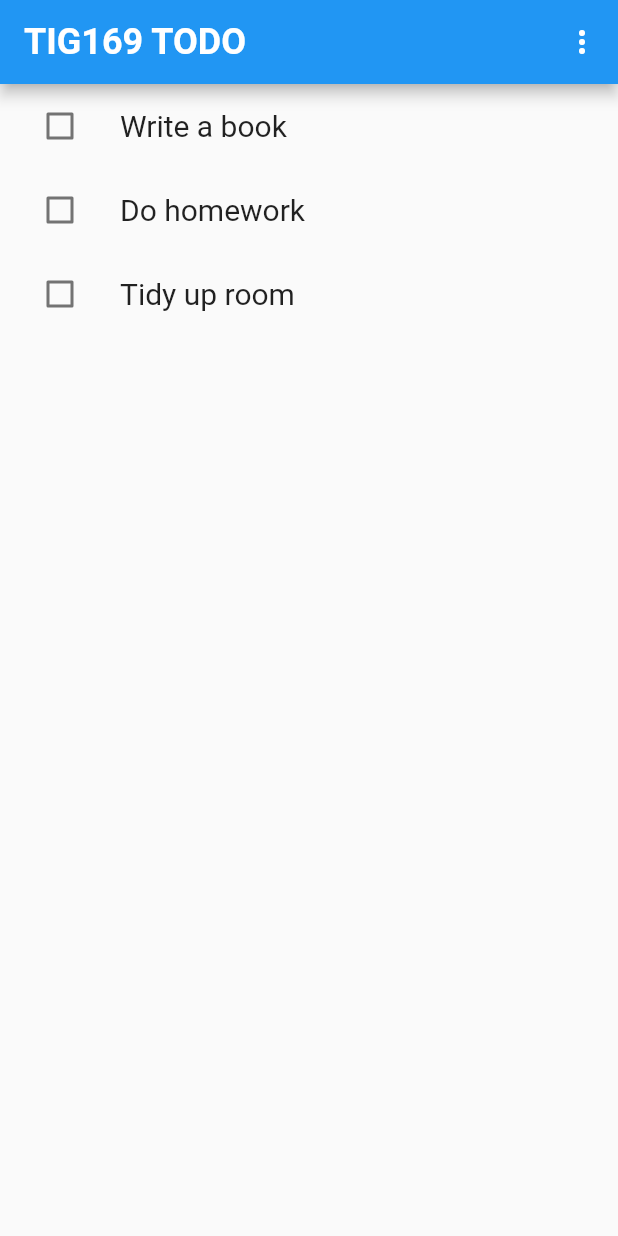
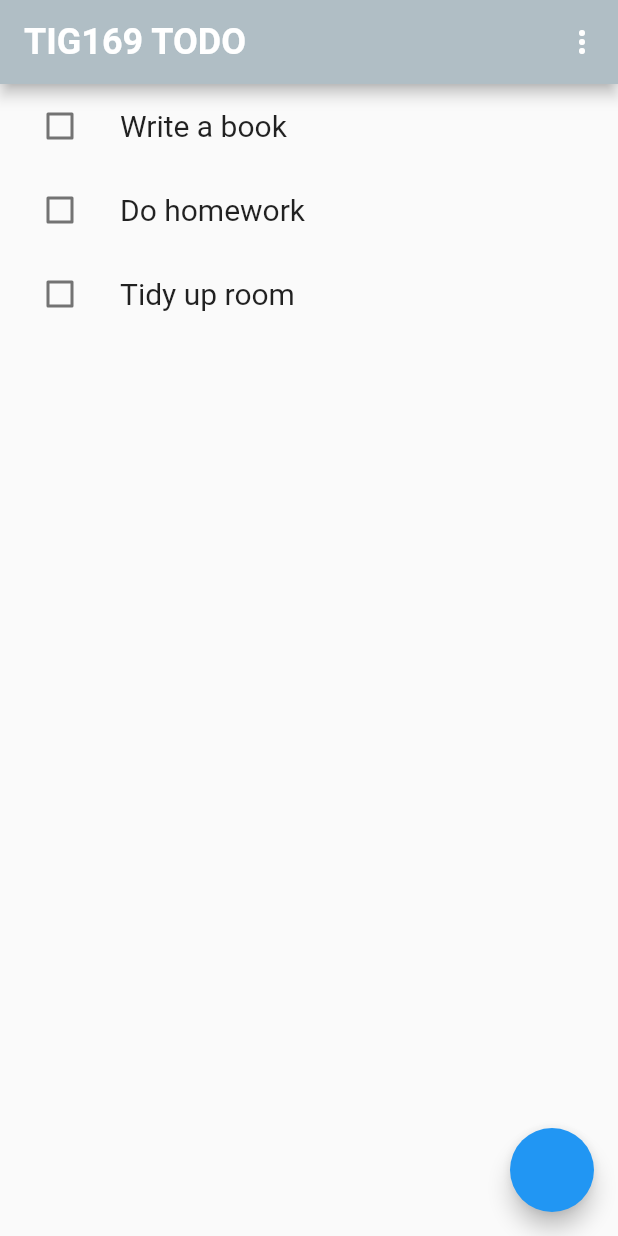
Before and after one commit to gu-tig169-ht21/gusnaumhe, a Flutter app: the screen it shows after launch, on a phone screen of 412 x 824 dp. Run offline on Flutter 3.47's test engine with Material 2 defaults, Android fonts, the phone set to English and light mode, and no system bars.

Commit message:
commit_changes

```diff
--- a/lib/main.dart
+++ b/lib/main.dart
@@ -38,6 +38,7 @@ class MainView extends StatelessWidget {
   Widget build(BuildContext context) {
     return Scaffold(
       appBar: AppBar(
+        backgroundColor: Colors.blueGrey[200],
         // ignore: prefer_const_constructors
         title: Text(
           'TIG169 TODO',
@@ -46,18 +47,11 @@ class MainView extends StatelessWidget {
         actions: [
           IconButton(icon: Icon(Icons.more_vert),
           onPressed: () {
-            //
-            // ----------- Denna ska flyttas!! ----------------------------
-            //
-            Navigator.push(
-              context,
-              MaterialPageRoute(builder: (context) => SecondView()));
-            //
-            //-------------------------------------------------------------
-            //
+
           }),
         ],
       ),
+
       body: Center(
         child: Column(
           mainAxisAlignment: MainAxisAlignment.start,
@@ -67,9 +61,16 @@ class MainView extends StatelessWidget {
             ...notifications.map(buildSingleCheckbox).toList(),
            // _buildCheckbox(),
           ],
-        ), //Column
-      ), //Center
-    ); //Scaffold
+        ),
+      ),
+      floatingActionButton: FloatingActionButton(
+         onPressed: () {
+         const Icon(Icons.add);
+            Navigator.push(
+              context,
+              MaterialPageRoute(builder: (context) => SecondView()));
+      }),
+    );
   }
 
 
```
